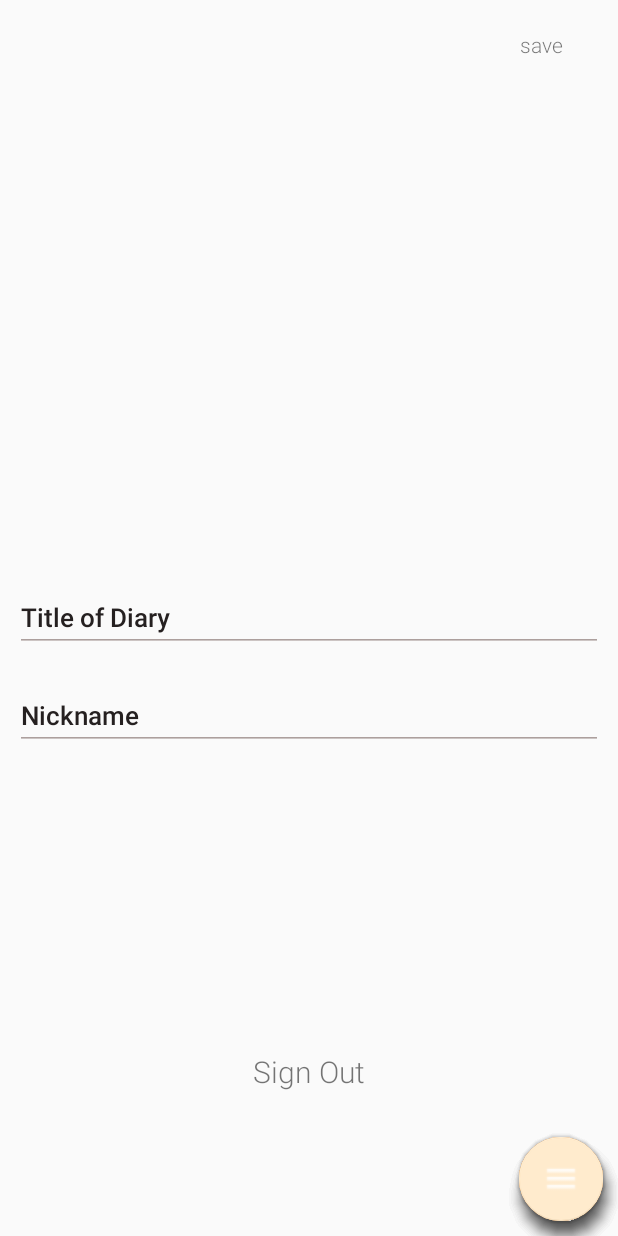
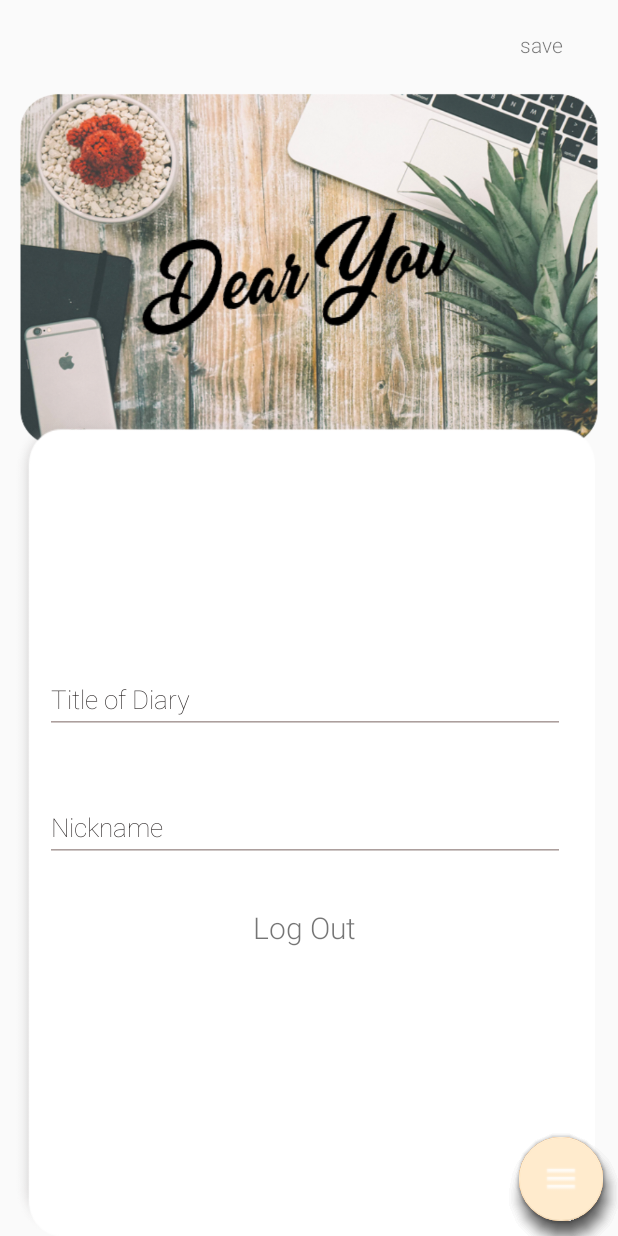
Before and after one commit to joyceHong0524/DearYou, an Android app: the ProfileActivity screen opened directly, with no data from a screen before it, on a phone screen of 412 x 824 dp. Run offline under Robolectric (Android 15) with nearby library versions, the phone set to English and light mode, and no system bars; our stand-ins replace Firebase (no records; nobody signed in at launch, a user with empty details on screens opened directly); libraries missing offline, so code that uses them is left out: com.facebook, com.facebook.login; 2 statements that could not run were skipped.

Commit message:
Design updating

```diff
--- a/app/src/main/java/com/junga/dearyou/FriendActivity.java
+++ b/app/src/main/java/com/junga/dearyou/FriendActivity.java
@@ -42,6 +42,8 @@ public class FriendActivity extends AppCompatActivity implements View.OnClickLis
 
     UserItem friendUser;
 
+    FabLib fab;
+
 
     FirebaseFirestore db = FirebaseFirestore.getInstance();
 
@@ -64,7 +66,7 @@ public class FriendActivity extends AppCompatActivity implements View.OnClickLis
        friendVisit.setOnClickListener(this);
 
        setRecyclerView();
-        FabLib fab = new FabLib(FriendActivity.this);
+        fab = new FabLib(FriendActivity.this);
         fab.setFabMenu();
     }
 
@@ -72,6 +74,7 @@ public class FriendActivity extends AppCompatActivity implements View.OnClickLis
     protected void onResume() {
         super.onResume();
         setRecyclerView();
+        fab.closeFABMenu();
     }
 
     @Override
--- a/app/src/main/java/com/junga/dearyou/ProfileActivity.java
+++ b/app/src/main/java/com/junga/dearyou/ProfileActivity.java
@@ -35,6 +35,14 @@ public class ProfileActivity extends AppCompatActivity {
     FirebaseFirestore db = FirebaseFirestore.getInstance();
     FirebaseAuth auth = FirebaseAuth.getInstance();
 
+    FabLib fab;
+
+    @Override
+    protected void onResume() {
+        super.onResume();
+        fab.closeFABMenu();
+    }
+
     @Override
     protected void onCreate(Bundle savedInstanceState) {
         super.onCreate(savedInstanceState);
@@ -67,7 +75,7 @@ public class ProfileActivity extends AppCompatActivity {
             }
         });
 
-        FabLib fab = new FabLib(ProfileActivity.this);
+        fab = new FabLib(ProfileActivity.this);
         fab.setFabMenu();
     }
 
--- a/app/src/main/res/layout/activity_login.xml
+++ b/app/src/main/res/layout/activity_login.xml
@@ -36,7 +36,7 @@
         <TextView
             android:layout_width="wrap_content"
             android:layout_height="wrap_content"
-            android:text="Login using"
+            android:text="Continued with"
             android:fontFamily="sans-serif-light"
             android:layout_marginBottom="15dp"/>
 
@@ -144,7 +144,7 @@
             android:layout_width="match_parent"
             android:layout_height="wrap_content"
             android:gravity="center_horizontal"
-            android:text="No account yet? Click Here"
+            android:text="Sign up with Email? Click Here"
             android:fontFamily="sans-serif-light"
             android:layout_marginTop="25dp"
             />
--- a/app/src/main/res/layout/activity_profile.xml
+++ b/app/src/main/res/layout/activity_profile.xml
@@ -70,7 +70,7 @@
         android:layout_height="wrap_content"
         android:orientation="horizontal"
         android:layout_marginTop="20dp"
-        android:layout_marginBottom="20dp"
+        android:layout_marginBottom="10dp"
         android:weightSum="5"
         >
         <TextView
@@ -105,64 +105,78 @@
             android:text="save"/>
     </LinearLayout>
 
-    <LinearLayout
+    <ImageView
+        android:id="@+id/image"
+        android:layout_width="match_parent"
+        android:layout_height="260dp"
+        android:layout_below="@+id/menu_top"
+        android:background="@drawable/profile_background"
+        />
+
+    <RelativeLayout
+        android:id="@+id/input"
         android:layout_width="match_parent"
         android:layout_height="match_parent"
-        android:layout_above="@+id/textInputLayout_title"
-        android:layout_below="@+id/menu_top"
-        ></LinearLayout>
+        android:layout_below="@id/image"
+        android:layout_marginTop="-30dp"
+        android:layout_marginEnd="15dp"
+        android:layout_marginStart="10dp"
+        android:orientation="vertical"
+        android:background="@drawable/profile_background_layout">
 
 
         <android.support.design.widget.TextInputLayout
-        android:theme="@style/TextLabel"
+            android:layout_margin="10dp"
             android:id="@+id/textInputLayout_title"
             android:layout_width="match_parent"
             android:layout_height="wrap_content"
-        android:layout_centerInParent="true"
-     >
+            android:layout_above="@+id/textInputLayout_nickname"
+            android:layout_marginTop="20dp"
+            android:theme="@style/TextLabel">
 
             <EditText
 
                 android:id="@+id/editText_diaryName"
                 android:layout_width="match_parent"
                 android:layout_height="wrap_content"
+                android:layout_margin="10dp"
+                android:fontFamily="sans-serif-thin"
                 android:hint="Title of Diary"
-            android:inputType="text"
-            android:fontFamily="sans-serif-medium"
-            android:layout_margin="10dp"/>
+                android:inputType="text" />
 
         </android.support.design.widget.TextInputLayout>
 
         <android.support.design.widget.TextInputLayout
+            android:id="@+id/textInputLayout_nickname"
             android:layout_width="match_parent"
             android:layout_height="wrap_content"
-        android:layout_below="@+id/textInputLayout_title"
-        android:theme="@style/TextLabel"
-        >
+            android:layout_margin="10dp"
+            android:layout_centerInParent="true"
+            android:theme="@style/TextLabel">
 
             <EditText
 
                 android:id="@+id/editText_nickname"
                 android:layout_width="match_parent"
                 android:layout_height="wrap_content"
+                android:layout_margin="10dp"
+                android:fontFamily="sans-serif-thin"
                 android:hint="Nickname"
-            android:inputType="text"
-            android:fontFamily="sans-serif-medium"
-            android:layout_margin="10dp"/>
+                android:inputType="text" />
 
         </android.support.design.widget.TextInputLayout>
 
         <TextView
             android:id="@+id/textView_signout"
+            android:layout_below="@+id/textInputLayout_nickname"
             android:layout_width="wrap_content"
             android:layout_height="wrap_content"
-        android:layout_above="@+id/fab_menu"
             android:layout_centerHorizontal="true"
-        android:text="Sign Out"
-        android:textSize="20dp"
+            android:layout_marginBottom="20dp"
             android:fontFamily="sans-serif-light"
-        android:layout_marginBottom="20dp"/>
-
-
+            android:layout_marginTop="10dp"
+            android:text="Log Out"
+            android:textSize="20dp" />
+    </RelativeLayout>
 
 </RelativeLayout>
--- a/app/src/main/res/layout/activity_writing.xml
+++ b/app/src/main/res/layout/activity_writing.xml
@@ -6,7 +6,8 @@
     xmlns:app="http://schemas.android.com/apk/res-auto"
     xmlns:android="http://schemas.android.com/apk/res/android"
     android:focusable="true"
-    android:focusableInTouchMode="true">
+    android:focusableInTouchMode="true"
+    android:padding="20dp">
 
     <android.support.design.widget.FloatingActionButton
         android:id="@+id/fab_add"
@@ -152,7 +153,6 @@
         android:layout_width="wrap_content"
         android:layout_height="wrap_content"
         android:fontFamily="sans-serif-light"
-        android:text="11123"
         android:layout_alignParentBottom="true"
         android:layout_alignParentStart="true"
         android:layout_margin="20dp"/>
```
Also changed, not shown: app/src/main/java/com/junga/dearyou/EditDiary.java (+10 -2 lines), app/src/main/java/com/junga/dearyou/FriendMainActivity.java (+8 -1 lines), app/src/main/java/com/junga/dearyou/LoginActivity.java (+9 -4 lines), app/src/main/java/com/junga/dearyou/MainActivity.java (+3 -14 lines), app/src/main/java/com/junga/dearyou/WritingActivity.java (+11 -1 lines), app/src/main/java/com/junga/dearyou/lib/FabLib.java (+13 -3 lines), app/src/main/res/layout/activity_edit_diary.xml (+6 -1 lines), app/src/main/res/layout/activity_friend_view.xml (+5 -2 lines), app/src/main/res/layout/activity_signup.xml (+0 -36 lines), app/src/main/res/drawable/background_profile.jpeg (added), app/src/main/res/drawable/background_profile_layout.png (added), app/src/main/res/drawable/profile_background.png (added), app/src/main/res/drawable/profile_background_layout.png (added). Lines whose indentation alone changed are shown as unchanged.
